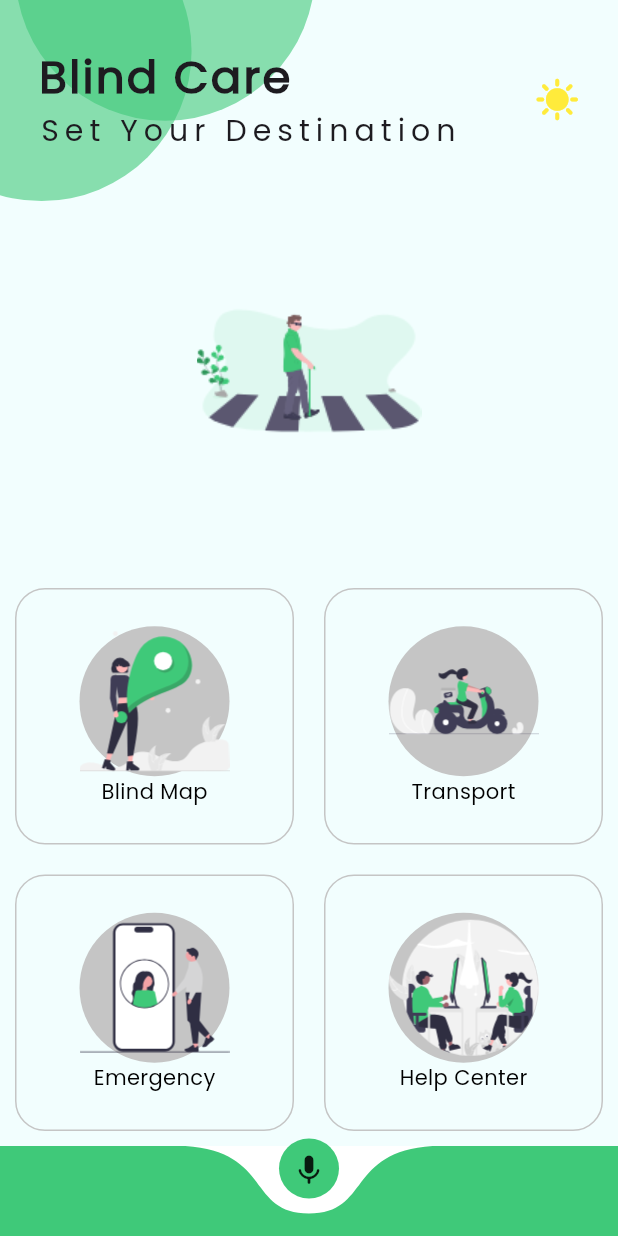
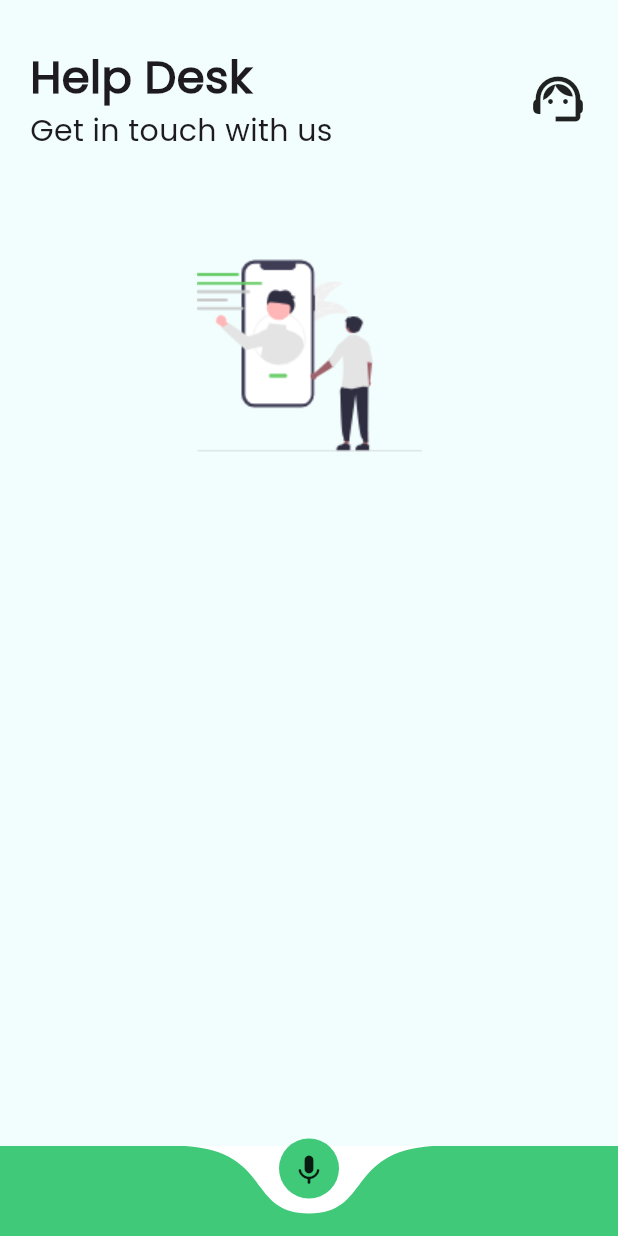
Before and after one commit to ImKavinduSandaruwan/Blind_Care, a Flutter app: the screen it shows after launch, after a tap on "Help Center", on a phone screen of 412 x 824 dp. Run offline on Flutter 3.47's test engine with Material 3 defaults, Android fonts, the light colour scheme and no system bars; drawn by our look-alikes of curved_navigation_bar; our stand-ins replace camera, flutter_svg_provider, geolocator, google_maps_flutter, permission_handler; missing offline and left inert: fast_contacts, flutter_phone_direct_caller.

Commit message:
Added simple UI for customer support

```diff
--- /dev/null
+++ b/lib/screens/customer_support.dart
@@ -0,0 +1,83 @@
+import 'package:curved_navigation_bar/curved_navigation_bar.dart';
+import 'package:flutter/material.dart';
+import 'package:flutter_svg_provider/flutter_svg_provider.dart';
+import 'package:projectblindcare/constants/constant.dart';
+
+class CustomerService extends StatelessWidget {
+  const CustomerService({super.key});
+
+  @override
+  Widget build(BuildContext context) {
+    return Scaffold(
+      backgroundColor: const Color(0xffF2FEFE),
+      bottomNavigationBar: CurvedNavigationBar(
+        items: const [
+          Icon(Icons.keyboard_voice_rounded)
+        ],
+        color: mainThemeColor,
+        backgroundColor: Colors.white,
+        height: 60,
+      ),
+      body: SafeArea(
+        child: Column(
+          children: [
+            Expanded(
+                child: Container(
+                  padding: const EdgeInsets.fromLTRB(20, 30, 20, 20),
+                  child: Column(
+                    children: [
+                      const Row(
+                        mainAxisAlignment: MainAxisAlignment.spaceBetween,
+                        children: [
+                          Column(
+                            crossAxisAlignment: CrossAxisAlignment.start,
+                            children: [
+                              Text(
+                                "Help Desk",
+                                style: TextStyle(
+                                  fontSize: 30,
+                                  fontWeight: FontWeight.bold,
+                                  fontFamily: 'Poppins'
+                                ),
+                              ),
+                              Text(
+                                  "Get in touch with us",
+                                style: TextStyle(
+                                  fontSize: 20,
+                                    fontFamily: 'Poppins'
+                                ),
+                              )
+                            ],
+                          ),
+                          Icon(
+                            Icons.support_agent_outlined,
+                            size: 40,
+                          ),
+                        ],
+                      ),
+                      const SizedBox(
+                        height: 10,
+                      ),
+                      Expanded(
+                        child: Container(
+                        padding: const EdgeInsets.all(20),
+                        child: const Image(
+                          image: Svg('images/support.svg'),
+                        ),
+                        ),
+                      ),
+                    ],
+                  ),
+                ),
+            ),
+            Expanded(
+              child: Container(
+
+              ),
+            ),
+          ],
+        ),
+      ),
+    );
+  }
+}
--- a/lib/screens/home_screen.dart
+++ b/lib/screens/home_screen.dart
@@ -5,6 +5,7 @@ import 'package:projectblindcare/constants/constant.dart';
 import 'package:projectblindcare/screens/object_detection.dart';
 import 'package:projectblindcare/components/reuseble_FunctionCard.dart';
 
+import 'customer_support.dart';
 import 'emergency_screen.dart';
 
 class HomeScreen extends StatefulWidget {
@@ -142,6 +143,7 @@ class _HomeScreenState extends State<HomeScreen> {
                             /// Add navigation route for emergency page
                           }),
                           FunctionCard("images/service.svg","Help Center",(){
+                            Navigator.push(context, MaterialPageRoute(builder: (context) => CustomerService()));
                             /// Add navigation route for help center page
                           }),
                         ],
```
Also changed, not shown: images/support.svg (added).
